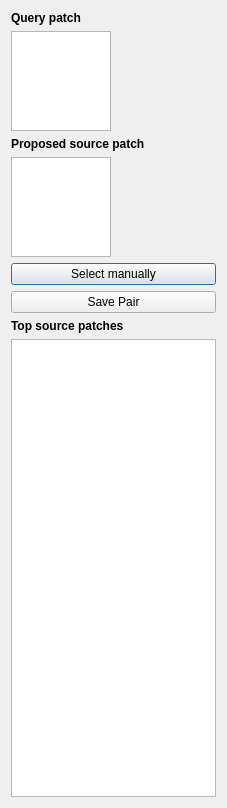
daviddoria/PatchBasedInpainting, file Interactive/TopPatchesDialog.ui: the form before one commit.
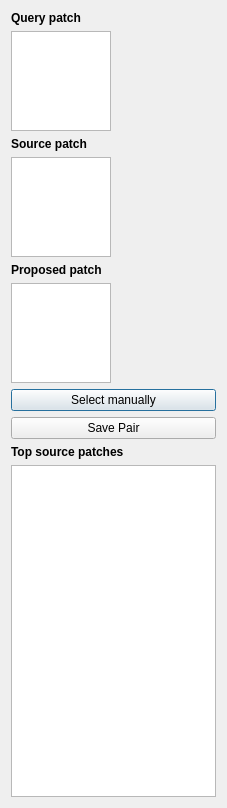
The form after the commit.

Commit message: Moved the ProposedPatch view to the TopPatchesDialog to fix sync problem in BasicViewer.

The edit to the form file:
```diff
--- a/Interactive/TopPatchesDialog.ui
+++ b/Interactive/TopPatchesDialog.ui
@@ -52,12 +52,12 @@
       </font>
      </property>
      <property name="text">
-      <string>Proposed source patch</string>
+      <string>Source patch</string>
      </property>
     </widget>
    </item>
    <item>
-    <widget class="QGraphicsView" name="gfxProposedPatch">
+    <widget class="QGraphicsView" name="gfxSourcePatch">
      <property name="maximumSize">
       <size>
        <width>100</width>
@@ -72,6 +72,29 @@
      </property>
     </widget>
    </item>
+   <item>
+    <widget class="QLabel" name="label_4">
+     <property name="font">
+      <font>
+       <weight>75</weight>
+       <bold>true</bold>
+      </font>
+     </property>
+     <property name="text">
+      <string>Proposed patch</string>
+     </property>
+    </widget>
+   </item>
+   <item>
+    <widget class="QGraphicsView" name="gfxProposedPatch">
+     <property name="maximumSize">
+      <size>
+       <width>100</width>
+       <height>100</height>
+      </size>
+     </property>
+    </widget>
+   </item>
    <item>
     <widget class="QPushButton" name="btnSelectManually">
      <property name="text">
```
The commit also changes 13 other files.
